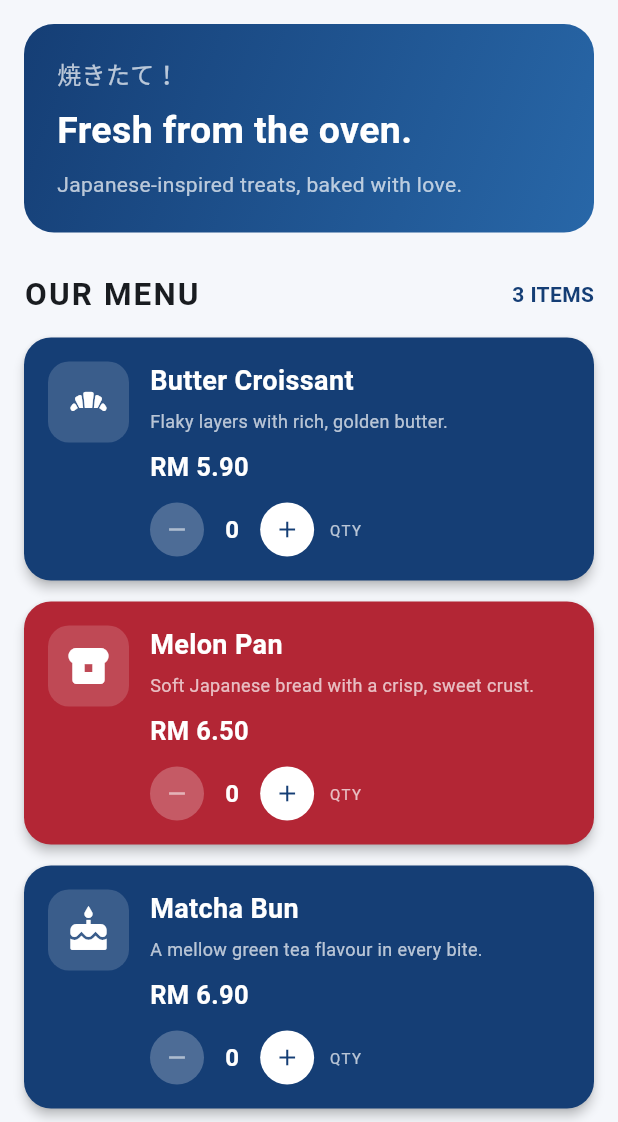
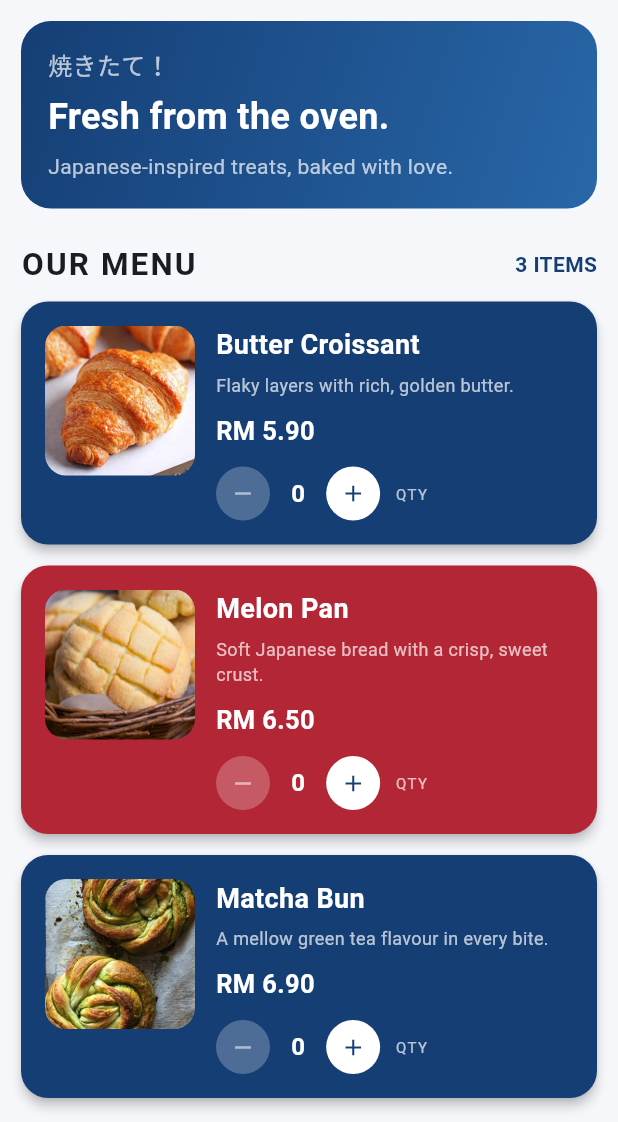
Before and after one commit to padpidu/TMA3084_G02_105001_Lab3, a Flutter app: the screen it shows after launch, on a phone screen of 412 x 824 dp, the part 114-1236 px from its top. Run offline on Flutter 3.47's test engine with Material 3 defaults, Android fonts, the phone set to English and light mode, and no system bars.

Commit message:
Update this and that

```diff
--- a/lib/main.dart
+++ b/lib/main.dart
@@ -14,6 +14,7 @@ class BakeryProduct {
   final double price;
   final IconData icon;
   final Color color;
+  final String? imagePath;
   int quantity;
 
   BakeryProduct({
@@ -22,9 +23,11 @@ class BakeryProduct {
     required this.price,
     required this.icon,
     required this.color,
+    this.imagePath,
     this.quantity = 0,
   });
 }
+
 
 class PadBakeryApp extends StatelessWidget {
   const PadBakeryApp({super.key});
@@ -64,6 +67,7 @@ class _BakeryHomePageState extends State<BakeryHomePage> {
       price: 5.90,
       icon: Icons.bakery_dining,
       color: navy,
+      imagePath: 'assets/images/butter_kwason.jpg',
     ),
     BakeryProduct(
       name: 'Melon Pan',
@@ -71,6 +75,7 @@ class _BakeryHomePageState extends State<BakeryHomePage> {
       price: 6.50,
       icon: Icons.breakfast_dining,
       color: bakeryRed,
+      imagePath: 'assets/images/melon_pan.jpg',
     ),
     BakeryProduct(
       name: 'Matcha Bun',
@@ -78,6 +83,7 @@ class _BakeryHomePageState extends State<BakeryHomePage> {
       price: 6.90,
       icon: Icons.cake,
       color: navy,
+      imagePath: 'assets/images/matcha_bun.jpg',
     ),
   ];
 
@@ -119,7 +125,7 @@ class _BakeryHomePageState extends State<BakeryHomePage> {
           builder: (context, refreshSheet) {
             return SafeArea(
               child: Padding(
-                padding: const EdgeInsets.fromLTRB(20, 8, 20, 24),
+                padding: const EdgeInsets.fromLTRB(18, 8, 20, 24),
                 child: SingleChildScrollView(
                   child: Column(
                     mainAxisSize: MainAxisSize.min,
@@ -285,19 +291,19 @@ class _BakeryHomePageState extends State<BakeryHomePage> {
         ],
       ),
       body: ListView(
-        padding: const EdgeInsets.all(16),
+        padding: const EdgeInsets.all(14),
         children: [
           _buildWelcomeBanner(),
-          const SizedBox(height: 26),
+          const SizedBox(height: 22),
           _buildSectionHeading(),
-          const SizedBox(height: 14),
+          const SizedBox(height: 10),
           ...List.generate(
             products.length,
             (index) => _buildProductCard(products[index], index),
           ),
           const SizedBox(height: 8),
           _buildCartSummary(),
-          const SizedBox(height: 20),
+          const SizedBox(height: 10),
           const Center(
             child: Text(
               '焼きたて • BAKED WITH LOVE',
@@ -308,7 +314,7 @@ class _BakeryHomePageState extends State<BakeryHomePage> {
               ),
             ),
           ),
-          const SizedBox(height: 12),
+          const SizedBox(height: 10),
         ],
       ),
     );
@@ -316,7 +322,7 @@ class _BakeryHomePageState extends State<BakeryHomePage> {
 
   Widget _buildWelcomeBanner() {
     return Container(
-      padding: const EdgeInsets.all(22),
+      padding: const EdgeInsets.all(18),
       decoration: BoxDecoration(
         gradient: const LinearGradient(
           colors: [navy, Color(0xFF2867A8)],
@@ -329,16 +335,16 @@ class _BakeryHomePageState extends State<BakeryHomePage> {
         crossAxisAlignment: CrossAxisAlignment.start,
         children: [
           Text('焼きたて！', style: TextStyle(color: Colors.white70, fontSize: 16)),
-          SizedBox(height: 8),
+          SizedBox(height: 6),
           Text(
             'Fresh from the oven.',
             style: TextStyle(
               color: Colors.white,
-              fontSize: 25,
+              fontSize: 24,
               fontWeight: FontWeight.bold,
             ),
           ),
-          SizedBox(height: 8),
+          SizedBox(height: 6),
           Text(
             'Japanese-inspired treats, baked with love.',
             style: TextStyle(color: Colors.white70, fontSize: 14),
@@ -379,15 +385,31 @@ class _BakeryHomePageState extends State<BakeryHomePage> {
         child: Row(
           crossAxisAlignment: CrossAxisAlignment.start,
           children: [
-            Container(
-              width: 54,
-              height: 54,
-              decoration: BoxDecoration(
-                color: Colors.white.withValues(alpha: 0.16),
-                borderRadius: BorderRadius.circular(14),
-              ),
-              child: Icon(product.icon, color: Colors.white, size: 32),
-            ),
+
+ClipRRect(
+  borderRadius: BorderRadius.circular(14),
+  child: SizedBox(
+    width: 100,
+    height: 100,
+    child: product.imagePath != null
+        ? Image.asset(
+            product.imagePath!,
+            fit: BoxFit.cover,
+            errorBuilder: (context, error, stackTrace) {
+              return Container(
+                color: Colors.white24,
+                child: Icon(
+                  product.icon,
+                  color: Colors.white,
+                  size: 32,
+                ),
+              );
+            },
+          )
+        : Icon(product.icon, color: Colors.white, size: 32),
+  ),
+),
+
             const SizedBox(width: 14),
             Expanded(
               child: Column(
@@ -484,9 +506,9 @@ class _BakeryHomePageState extends State<BakeryHomePage> {
     return Card(
       color: Colors.white,
       elevation: 2,
-      shape: RoundedRectangleBorder(borderRadius: BorderRadius.circular(18)),
+      shape: RoundedRectangleBorder(borderRadius: BorderRadius.circular(16)),
       child: Padding(
-        padding: const EdgeInsets.all(18),
+        padding: const EdgeInsets.all(10),
         child: Column(
           crossAxisAlignment: CrossAxisAlignment.start,
           children: [
@@ -498,7 +520,7 @@ class _BakeryHomePageState extends State<BakeryHomePage> {
                 letterSpacing: 1.2,
               ),
             ),
-            const SizedBox(height: 16),
+            const SizedBox(height: 14),
             Row(
               mainAxisAlignment: MainAxisAlignment.spaceBetween,
               children: [
--- a/pubspec.yaml
+++ b/pubspec.yaml
@@ -51,12 +51,10 @@ dev_dependencies:
 
 # The following section is specific to Flutter packages.
 flutter:
-
-  # The following line ensures that the Material Icons font is
-  # included with your application, so that you can use the icons in
-  # the material Icons class.
   uses-material-design: true
 
+  assets:
+    - assets/images/
   # To add assets to your application, add an assets section, like this:
   # assets:
   #   - images/a_dot_burr.jpeg
```
Also changed, not shown: assets/images/butter_kwason.jpg (added), assets/images/matcha_bun.jpg (added), assets/images/melon_pan.jpg (added).
